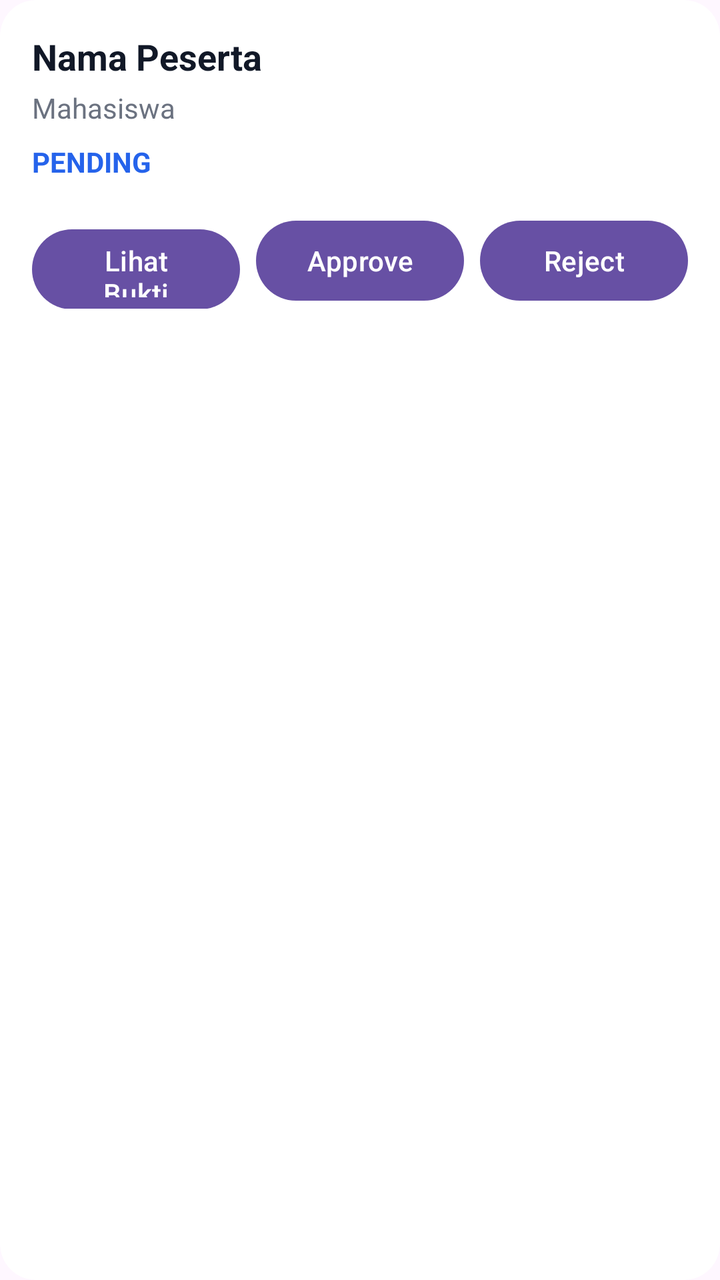
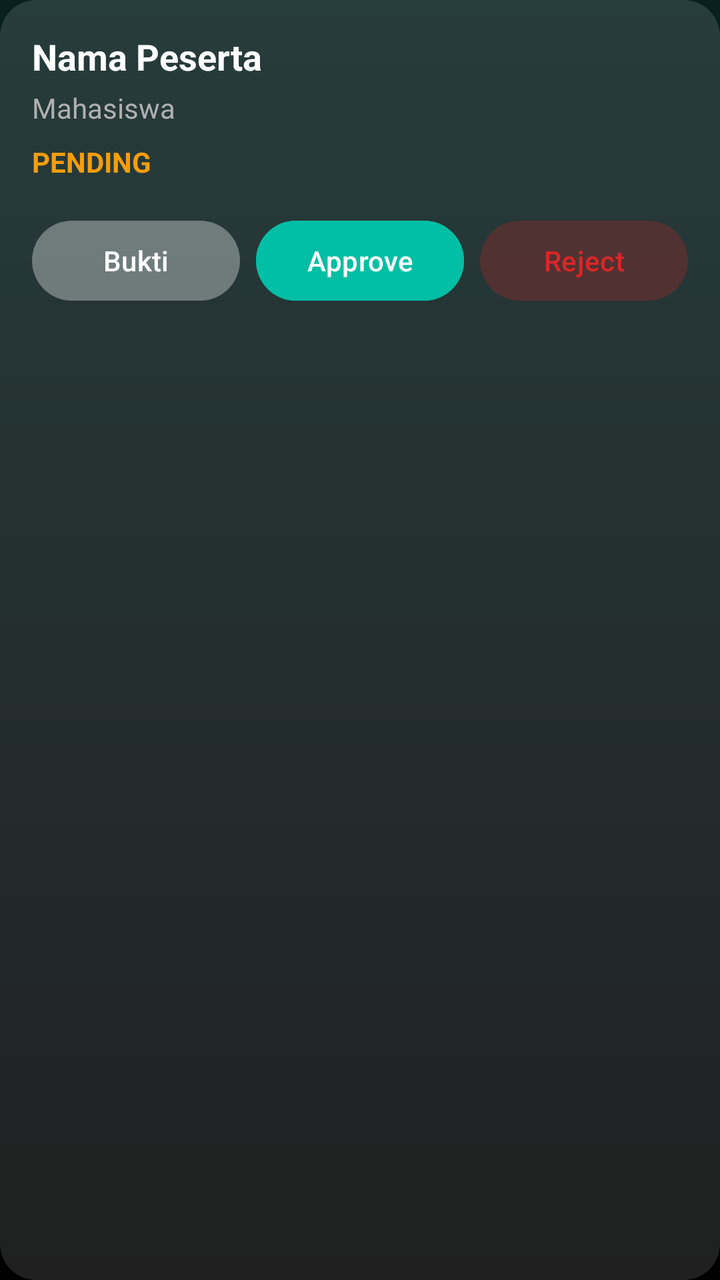

An Android layout rendered at two revisions. The XML below is the earlier revision; the diff shows what the commit changed to produce the second picture.
<!-- AndroidManifest.xml: application theme Theme.CampusConnectProject -->
<!-- res/layout/item_participant.xml -->
<?xml version="1.0" encoding="utf-8"?>
<androidx.cardview.widget.CardView
    xmlns:android="http://schemas.android.com/apk/res/android"
    xmlns:app="http://schemas.android.com/apk/res-auto"
    android:layout_width="match_parent"
    android:layout_height="wrap_content"
    android:layout_marginHorizontal="16dp"
    android:layout_marginVertical="8dp"
    app:cardCornerRadius="18dp"
    app:cardElevation="3dp">

    <LinearLayout
        android:layout_width="match_parent"
        android:layout_height="wrap_content"
        android:orientation="vertical"
        android:padding="16dp">

        
        <TextView
            android:id="@+id/tvParticipantName"
            android:layout_width="wrap_content"
            android:layout_height="wrap_content"
            android:text="Nama Peserta"
            android:textSize="18sp"
            android:textStyle="bold"
            android:textColor="#111827"/>

        
        <TextView
            android:id="@+id/tvParticipantRole"
            android:layout_width="wrap_content"
            android:layout_height="wrap_content"
            android:layout_marginTop="4dp"
            android:text="Mahasiswa"
            android:textSize="14sp"
            android:textColor="#6B7280"/>

        
        <TextView
            android:id="@+id/tvParticipantStatus"
            android:layout_width="wrap_content"
            android:layout_height="wrap_content"
            android:layout_marginTop="8dp"
            android:text="PENDING"
            android:textStyle="bold"
            android:textColor="#2563EB"/>

        
        <LinearLayout
            android:layout_width="match_parent"
            android:layout_height="wrap_content"
            android:layout_marginTop="16dp"
            android:orientation="horizontal">

            <Button
                android:id="@+id/btnViewProof"
                android:layout_width="0dp"
                android:layout_height="48dp"
                android:layout_weight="1"
                android:text="Lihat Bukti"/>

            <Space
                android:layout_width="8dp"
                android:layout_height="wrap_content"/>

            <Button
                android:id="@+id/btnApprove"
                android:layout_width="0dp"
                android:layout_height="48dp"
                android:layout_weight="1"
                android:text="Approve"/>

            <Space
                android:layout_width="8dp"
                android:layout_height="wrap_content"/>

            <Button
                android:id="@+id/btnReject"
                android:layout_width="0dp"
                android:layout_height="48dp"
                android:layout_weight="1"
                android:text="Reject"/>
        </LinearLayout>

    </LinearLayout>

</androidx.cardview.widget.CardView>
<!-- resources referenced by this layout -->
<resources>
  <style name="Theme.CampusConnectProject" parent="Base.Theme.CampusConnectProject" />
  <style name="Base.Theme.CampusConnectProject" parent="Theme.Material3.DayNight.NoActionBar">
          <item name="android:forceDarkAllowed" tools:targetApi="q">false</item>
      </style>
</resources>

<!-- the commit's change to res/layout/item_participant.xml (unified diff, before → after) -->
@@ -7,7 +7,8 @@
     android:layout_marginHorizontal="16dp"
     android:layout_marginVertical="8dp"
     app:cardCornerRadius="18dp"
-    app:cardElevation="3dp">
+    app:cardElevation="0dp"
+    app:cardBackgroundColor="#20FFFFFF">
 
     <LinearLayout
         android:layout_width="match_parent"
@@ -23,7 +24,7 @@
             android:text="Nama Peserta"
             android:textSize="18sp"
             android:textStyle="bold"
-            android:textColor="#111827"/>
+            android:textColor="@color/white"/>
 
         
         <TextView
@@ -33,7 +34,7 @@
             android:layout_marginTop="4dp"
             android:text="Mahasiswa"
             android:textSize="14sp"
-            android:textColor="#6B7280"/>
+            android:textColor="#B0B0B0"/>
 
         
         <TextView
@@ -43,7 +44,7 @@
             android:layout_marginTop="8dp"
             android:text="PENDING"
             android:textStyle="bold"
-            android:textColor="#2563EB"/>
+            android:textColor="#F59E0B"/>
 
         
         <LinearLayout
@@ -57,7 +58,10 @@
                 android:layout_width="0dp"
                 android:layout_height="48dp"
                 android:layout_weight="1"
-                android:text="Lihat Bukti"/>
+                android:backgroundTint="#30FFFFFF"
+                android:textColor="@color/white"
+                android:textAllCaps="false"
+                android:text="Bukti"/>
 
             <Space
                 android:layout_width="8dp"
@@ -68,6 +72,9 @@
                 android:layout_width="0dp"
                 android:layout_height="48dp"
                 android:layout_weight="1"
+                android:backgroundTint="@color/warna_primer"
+                android:textColor="@color/white"
+                android:textAllCaps="false"
                 android:text="Approve"/>
 
             <Space
@@ -79,6 +86,9 @@
                 android:layout_width="0dp"
                 android:layout_height="48dp"
                 android:layout_weight="1"
+                android:backgroundTint="#20DC2626"
+                android:textColor="#DC2626"
+                android:textAllCaps="false"
                 android:text="Reject"/>
         </LinearLayout>
 
<!-- resource entries referenced after the edit -->
@@ -1,8 +1,27 @@
 <!-- resources referenced by this layout -->
 <resources>
+  <color name="warna_primer">#00BFA5</color>
+  <color name="white">#FFFFFFFF</color>
   <style name="Theme.CampusConnectProject" parent="Base.Theme.CampusConnectProject" />
   <style name="Base.Theme.CampusConnectProject" parent="Theme.Material3.DayNight.NoActionBar">
+          
+          <item name="colorPrimary">@color/warna_primer</item>
+          <item name="android:statusBarColor">@color/bg_gradient_start</item>
+          <item name="android:navigationBarColor">@color/bg_gradient_end</item>
+          <item name="android:windowBackground">@drawable/bg_main_gradient</item>
           <item name="android:forceDarkAllowed" tools:targetApi="q">false</item>
       </style>
+  <color name="bg_gradient_start">#082020</color>
+  <color name="bg_gradient_end">#000000</color>
+  <!-- drawable bg_main_gradient (drawable) -->
+  <?xml version="1.0" encoding="utf-8"?>
+  <shape xmlns:android="http://schemas.android.com/apk/res/android"
+      android:shape="rectangle">
+      <gradient
+          android:angle="270"
+          android:endColor="@color/bg_gradient_end"
+          android:startColor="@color/bg_gradient_start"
+          android:type="linear" />
+  </shape>
 </resources>
 
